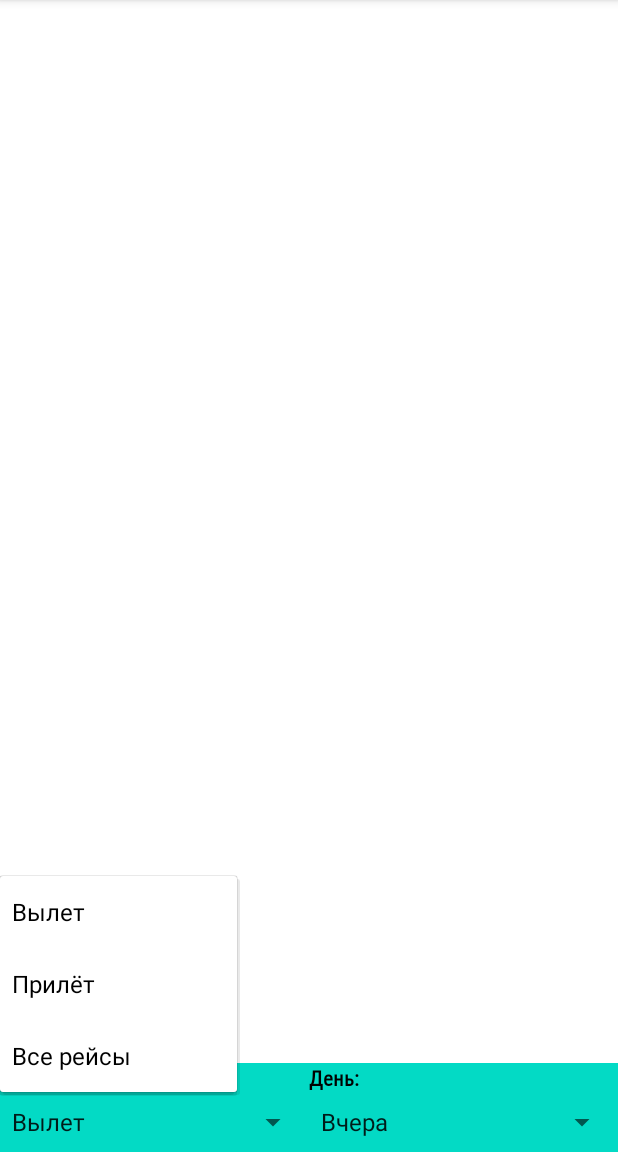
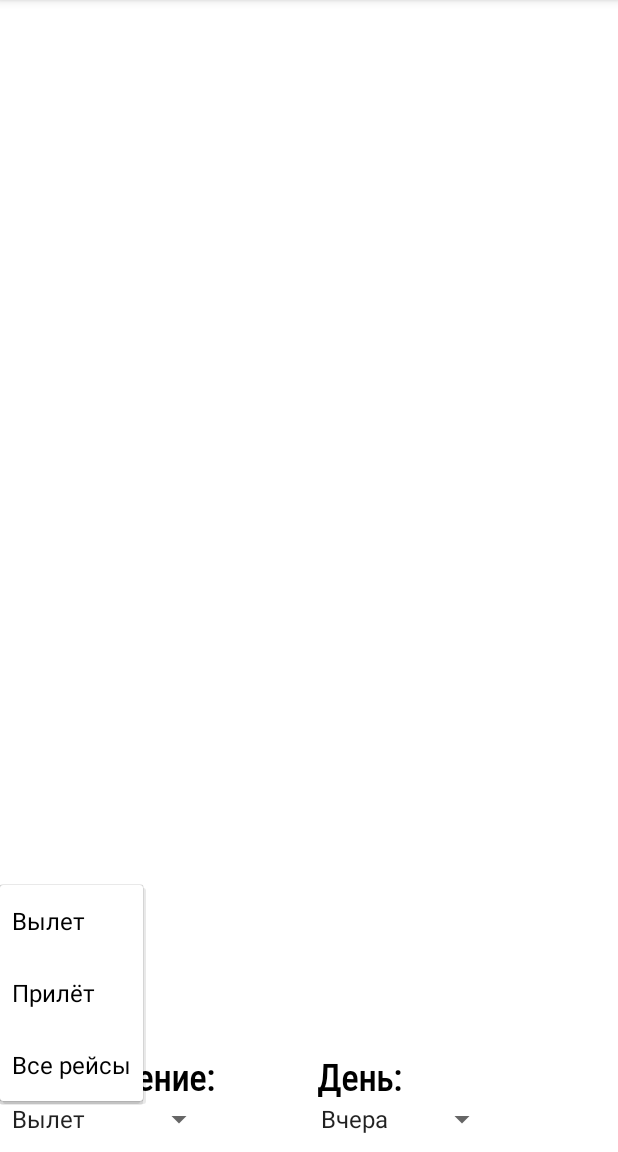
Before and after one commit to ANegrash/SIP_app, an Android app: the screen it shows after launch (ActivityList), after a tap on "Вылет", on a phone screen of 412 x 824 dp, the part 84-1236 px from its top. Run offline under Robolectric (Android 15) with nearby library versions, the phone set to English and light mode, and no system bars.

Commit message:
Redo menu to ConstraintLayout style

```diff
--- a/app/src/main/res/layout/activity_list.xml
+++ b/app/src/main/res/layout/activity_list.xml
@@ -6,73 +6,155 @@
     android:layout_height="match_parent"
     tools:context=".ActivityList">
 
-    <LinearLayout
-        android:id="@+id/linearLayout"
-        android:layout_width="match_parent"
-        android:layout_height="wrap_content"
-        android:background="@color/teal_200"
-        android:orientation="horizontal"
-        app:layout_constraintBottom_toBottomOf="parent"
-        app:layout_constraintEnd_toEndOf="parent"
-        app:layout_constraintStart_toStartOf="parent">
+    <!--    <LinearLayout-->
+    <!--        android:id="@+id/linearLayout"-->
+    <!--        android:layout_width="match_parent"-->
+    <!--        android:layout_height="wrap_content"-->
+    <!--        android:background="@color/teal_200"-->
+    <!--        android:orientation="horizontal"-->
+    <!--        app:layout_constraintBottom_toBottomOf="parent"-->
+    <!--        app:layout_constraintEnd_toEndOf="parent"-->
+    <!--        app:layout_constraintStart_toStartOf="parent">-->
 
-        <LinearLayout
-            android:layout_width="match_parent"
-            android:layout_height="match_parent"
-            android:layout_weight="1"
-            android:orientation="vertical">
+    <!--        <LinearLayout-->
+    <!--            android:layout_width="match_parent"-->
+    <!--            android:layout_height="match_parent"-->
+    <!--            android:layout_weight="1"-->
+    <!--            android:orientation="vertical">-->
 
-            <TextView
-                android:id="@+id/textView"
-                android:layout_width="match_parent"
-                android:layout_height="wrap_content"
-                android:layout_weight="1"
-                android:fontFamily="@font/russian"
-                android:text="Направление:"
-                android:textColor="@color/black"
-                android:textStyle="bold" />
+    <!--                <TextView-->
+    <!--                    android:id="@+id/textView"-->
+    <!--                    android:layout_width="match_parent"-->
+    <!--                    android:layout_height="wrap_content"-->
+    <!--                    android:layout_weight="1"-->
+    <!--                    android:fontFamily="@font/russian"-->
+    <!--                    android:text="Направление:"-->
+    <!--                    android:textColor="@color/black"-->
+    <!--                    android:textStyle="bold" />-->
 
-            <Spinner
-                android:id="@+id/spinner_flightTypes"
-                android:layout_width="match_parent"
-                android:layout_height="40dp"
-                android:layout_weight="1"
-                android:entries="@array/flightTypes" />
-        </LinearLayout>
+    <!--                <Spinner-->
+    <!--                    android:id="@+id/spinner_flightTypes"-->
+    <!--                    android:layout_width="match_parent"-->
+    <!--                    android:layout_height="40dp"-->
+    <!--                    android:layout_weight="1"-->
+    <!--                    android:entries="@array/flightTypes" />-->
+    <!--        </LinearLayout>-->
 
-        <LinearLayout
-            android:layout_width="match_parent"
-            android:layout_height="match_parent"
-            android:layout_weight="1"
-            android:orientation="vertical">
+    <!--        <LinearLayout-->
+    <!--            android:layout_width="match_parent"-->
+    <!--            android:layout_height="match_parent"-->
+    <!--            android:layout_weight="1"-->
+    <!--            android:orientation="vertical">-->
 
-            <TextView
-                android:id="@+id/textView2"
-                android:layout_width="match_parent"
-                android:layout_height="wrap_content"
-                android:layout_weight="1"
-                android:fontFamily="@font/russian"
-                android:text="День:"
-                android:textColor="@color/black"
-                android:textStyle="bold" />
+    <!--                <TextView-->
+    <!--                    android:id="@+id/textView2"-->
+    <!--                    android:layout_width="match_parent"-->
+    <!--                    android:layout_height="wrap_content"-->
+    <!--                    android:layout_weight="1"-->
+    <!--                    android:fontFamily="@font/russian"-->
+    <!--                    android:text="День:"-->
+    <!--                    android:textColor="@color/black"-->
+    <!--                    android:textStyle="bold" />-->
 
-            <Spinner
-                android:id="@+id/spinner_dates"
-                android:layout_width="match_parent"
-                android:layout_height="40dp"
-                android:layout_weight="1"
-                android:entries="@array/dates" />
-        </LinearLayout>
+    <!--                <Spinner-->
+    <!--                    android:id="@+id/spinner_dates"-->
+    <!--                    android:layout_width="match_parent"-->
+    <!--                    android:layout_height="40dp"-->
+    <!--                    android:layout_weight="1"-->
+    <!--                    android:entries="@array/dates" />-->
+    <!--        </LinearLayout>-->
 
-    </LinearLayout>
+    <!--    </LinearLayout>-->
 
     <androidx.recyclerview.widget.RecyclerView
         android:id="@+id/recyclerView_flightList"
         android:layout_width="0dp"
         android:layout_height="0dp"
-        app:layout_constraintBottom_toTopOf="@+id/linearLayout"
+        app:layout_constraintBottom_toTopOf="@+id/constraintlayout_menu"
         app:layout_constraintEnd_toEndOf="parent"
         app:layout_constraintStart_toStartOf="parent"
         app:layout_constraintTop_toTopOf="parent" />
 
+    <androidx.constraintlayout.widget.ConstraintLayout
+        android:id="@+id/constraintlayout_menu"
+        android:layout_width="match_parent"
+        android:layout_height="wrap_content"
+        android:paddingBottom="10dp"
+        app:layout_constraintBottom_toBottomOf="parent"
+        app:layout_constraintEnd_toEndOf="parent"
+        app:layout_constraintStart_toStartOf="parent"
+        app:layout_constraintTop_toBottomOf="@id/recyclerView_flightList">
+
+        <androidx.constraintlayout.widget.ConstraintLayout
+            android:id="@+id/constraintlayout_menu_item1"
+            android:layout_width="0dp"
+            android:layout_height="wrap_content"
+            app:layout_constraintBottom_toBottomOf="@id/constraintlayout_menu"
+            app:layout_constraintEnd_toStartOf="@id/constraintlayout_menu_item2"
+            app:layout_constraintStart_toStartOf="@id/constraintlayout_menu"
+            app:layout_constraintTop_toTopOf="@id/constraintlayout_menu">
+
+            <TextView
+                android:id="@+id/textView_menu_item1"
+                android:layout_width="wrap_content"
+                android:layout_height="wrap_content"
+                android:fontFamily="@font/russian"
+                android:paddingStart="5dp"
+                android:paddingLeft="5dp"
+                android:text="@string/direction"
+                android:textColor="@color/black"
+                android:textSize="24sp"
+                android:textStyle="bold"
+                app:layout_constraintBottom_toTopOf="@id/spinner_flightTypes"
+                app:layout_constraintStart_toStartOf="@id/constraintlayout_menu_item1"
+                app:layout_constraintTop_toTopOf="@id/constraintlayout_menu_item1" />
+
+            <Spinner
+                android:id="@+id/spinner_flightTypes"
+                android:layout_width="wrap_content"
+                android:layout_height="wrap_content"
+                android:entries="@array/flightTypes"
+                app:layout_constraintBottom_toBottomOf="@id/textView_menu_item1"
+                app:layout_constraintStart_toStartOf="@id/constraintlayout_menu_item1"
+                app:layout_constraintTop_toBottomOf="@id/textView_menu_item1" />
+
+        </androidx.constraintlayout.widget.ConstraintLayout>
+
+        <androidx.constraintlayout.widget.ConstraintLayout
+            android:id="@+id/constraintlayout_menu_item2"
+            android:layout_width="0dp"
+            android:layout_height="wrap_content"
+            app:layout_constraintBottom_toBottomOf="@id/constraintlayout_menu"
+            app:layout_constraintEnd_toEndOf="@id/constraintlayout_menu"
+            app:layout_constraintStart_toEndOf="@id/constraintlayout_menu_item1"
+            app:layout_constraintTop_toTopOf="@id/constraintlayout_menu">
+
+            <TextView
+                android:id="@+id/textView_menu_item2"
+                android:layout_width="wrap_content"
+                android:layout_height="wrap_content"
+                android:fontFamily="@font/russian"
+                android:paddingStart="5dp"
+                android:paddingLeft="5dp"
+                android:text="@string/day"
+                android:textColor="@color/black"
+                android:textSize="24sp"
+                android:textStyle="bold"
+                app:layout_constraintBottom_toTopOf="@id/spinner_dates"
+                app:layout_constraintStart_toStartOf="@id/constraintlayout_menu_item2"
+                app:layout_constraintTop_toTopOf="@id/constraintlayout_menu_item2" />
+
+            <Spinner
+                android:id="@+id/spinner_dates"
+                android:layout_width="wrap_content"
+                android:layout_height="wrap_content"
+                android:entries="@array/dates"
+                app:layout_constraintBottom_toBottomOf="@id/textView_menu_item2"
+                app:layout_constraintStart_toStartOf="@id/constraintlayout_menu_item2"
+                app:layout_constraintTop_toBottomOf="@id/textView_menu_item2" />
+
+        </androidx.constraintlayout.widget.ConstraintLayout>
+
+    </androidx.constraintlayout.widget.ConstraintLayout>
+
 </androidx.constraintlayout.widget.ConstraintLayout>
--- a/app/src/main/res/values/strings.xml
+++ b/app/src/main/res/values/strings.xml
@@ -3,6 +3,8 @@
     <string name="title_home">Home</string>
     <string name="title_dashboard">Dashboard</string>
     <string name="title_notifications">Notifications</string>
+    <string name="direction">Направление:</string>
+    <string name="day">День:</string>
     <string-array name="dates">
         <item>Вчера</item>
         <item>Сегодня</item>
```
